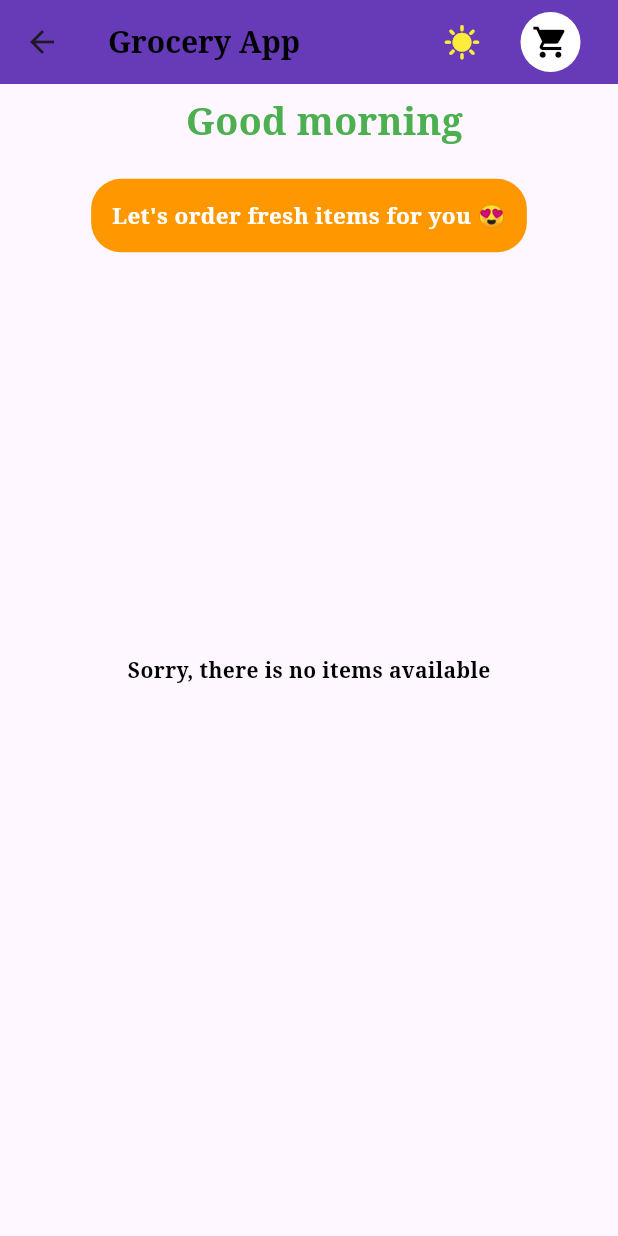
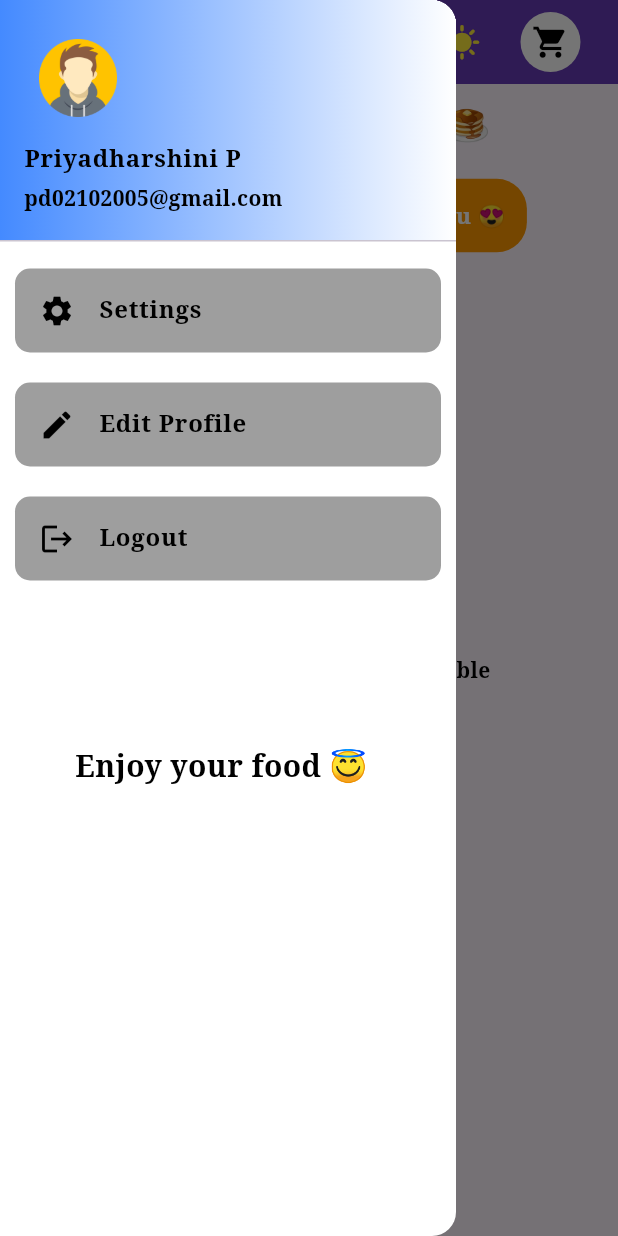
Before and after one commit to krishnarajkumar0610/grocery_app, a Flutter app: the HomePage screen opened directly with empty values, with the side drawer open (before the commit the screen has no drawer), on a phone screen of 412 x 824 dp. Run offline on Flutter 3.47's test engine with Material 3 defaults, Android fonts, the phone set to English and light mode, and no system bars; our stand-ins replace equatable, flutter_bloc, google_fonts, shared_preferences; accounts and stored records are empty.

Commit message:
Grocery app as Dynamic

```diff
--- a/grocery_app/lib/components/grocery_items.dart
+++ b/grocery_app/lib/components/grocery_items.dart
@@ -2,6 +2,7 @@ import 'package:flutter/material.dart';
 import 'package:flutter_bloc/flutter_bloc.dart';
 import 'package:google_fonts/google_fonts.dart';
 import 'package:grocery_app/bloc/grocery_bloc.dart';
+import 'package:grocery_app/screens/home_page.dart';
 
 import '../bloc/grocery_event.dart';
 
--- a/grocery_app/lib/screens/admin_pages/add_item.dart
+++ b/grocery_app/lib/screens/admin_pages/add_item.dart
@@ -1,6 +1,7 @@
 import 'package:flutter/material.dart';
 import 'package:flutter_bloc/flutter_bloc.dart';
 import 'package:grocery_app/bloc/grocery_bloc.dart';
+import 'package:grocery_app/screens/home_page.dart';
 
 import '../../bloc/grocery_event.dart';
 import '../../bloc/grocery_state.dart';
@@ -64,9 +65,10 @@ class _AddNewItemState extends State<AddNewItem> {
                         itemName: controllers[0].text,
                         itemPrice: controllers[1].text,
                       ));
-                  controllers[0].clear();
-                  controllers[1].clear();
-                  Navigator.pop(context);
+
+                  Navigator.pop(
+                    context,
+                  );
                 },
                 child: const Text(
                   "Submit",
--- /dev/null
+++ b/grocery_app/lib/screens/drawer/drawer_page.dart
@@ -0,0 +1,105 @@
+import 'package:flutter/material.dart';
+import 'package:google_fonts/google_fonts.dart';
+
+import '../newUser_page.dart';
+
+class MyDrawer extends StatefulWidget {
+  const MyDrawer({super.key});
+
+  @override
+  State<MyDrawer> createState() => _MyDrawerState();
+}
+
+class _MyDrawerState extends State<MyDrawer> {
+  Widget getOptions(
+      {required Icon icon,
+      required String text,
+      required bool navigateToLogout}) {
+    return Padding(
+      padding: const EdgeInsets.all(10.0),
+      child: Container(
+          decoration: BoxDecoration(
+              color: Colors.grey[500], borderRadius: BorderRadius.circular(10)),
+          child: ListTile(
+            leading: icon,
+            title: Text(
+              text,
+              style: GoogleFonts.notoSerif(
+                  fontWeight: FontWeight.bold, color: Colors.black),
+            ),
+            onTap: () {
+              // Add navigation functionality here
+
+              if (navigateToLogout) {
+                Navigator.pushReplacement(
+                    context,
+                    MaterialPageRoute(
+                      builder: (context) =>
+                          const NewUser(), // <= click this for New user (logout)
+                    ));
+              }
+            },
+          )),
+    );
+  }
+
+  @override
+  Widget build(BuildContext context) {
+    return ListView(
+      padding: EdgeInsets.zero,
+      children: <Widget>[
+        UserAccountsDrawerHeader(
+            decoration: const BoxDecoration(
+              gradient:
+                  LinearGradient(colors: [Colors.blueAccent, Colors.white]),
+            ),
+            currentAccountPicture: Padding(
+              padding: const EdgeInsets.all(10.0),
+              child: Image.asset("assets/user_profile.png"),
+            ),
+            accountName: Text(
+              "Priyadharshini P",
+              style: GoogleFonts.notoSerif(
+                  fontWeight: FontWeight.bold, color: Colors.black),
+            ),
+            accountEmail: Text(
+              "pd02102005@gmail.com",
+              style: GoogleFonts.notoSerif(
+                  fontWeight: FontWeight.bold, color: Colors.black),
+            )),
+        getOptions(
+            icon: const Icon(
+              Icons.settings,
+              color: Colors.black,
+            ),
+            text: 'Settings',
+            navigateToLogout: false),
+        getOptions(
+            icon: const Icon(
+              Icons.edit,
+              color: Colors.black,
+            ),
+            text: "Edit Profile",
+            navigateToLogout: false),
+        getOptions(
+            icon: const Icon(
+              Icons.logout,
+              color: Colors.black,
+            ),
+            text: "Logout",
+            navigateToLogout: true),
+
+        Padding(
+            padding: const EdgeInsets.only(top: 100, left: 50),
+            child: Text(
+              "Enjoy your food 😇",
+              style: GoogleFonts.notoSerif(
+                  color: Colors.black,
+                  fontSize: 20,
+                  fontWeight: FontWeight.bold),
+            ))
+        // Add more ListTile widgets for additional items
+      ],
+    );
+  }
+}
--- a/grocery_app/lib/screens/home_page.dart
+++ b/grocery_app/lib/screens/home_page.dart
@@ -5,7 +5,7 @@ import 'package:grocery_app/bloc/grocery_bloc.dart';
 import 'package:grocery_app/bloc/grocery_event.dart';
 import 'package:grocery_app/bloc/grocery_state.dart';
 import 'package:grocery_app/screens/admin_pages/add_item.dart';
-
+import 'package:grocery_app/screens/drawer/drawer_page.dart';
 import '../components/grocery_items.dart';
 
 class HomePage extends StatefulWidget {
@@ -27,17 +27,10 @@ class _HomePageState extends State<HomePage> {
   void initState() {
     // TODO: implement initState
     super.initState();
-    print("Ada poda punda");
+
     context.read<GroceryBloc>().add(GreetingEvent());
     context.read<GroceryBloc>().add(GetInitialShopItem());
   }
-
-  // @override
-  // void didChangeDependencies() {
-  //   super.didChangeDependencies();
-  //   context.read<GroceryBloc>().add(GreetingEvent());
-  //   context.read<GroceryBloc>().add(GetInitialShopItem());
-  // }
 
   @override
   Widget build(BuildContext context) {
@@ -137,25 +130,23 @@ class _HomePageState extends State<HomePage> {
               ),
             ],
           ),
-          // drawer: const Drawer(
-          //     backgroundColor: Colors.white,
-          //     child: MyDrawer() // <= click this for Drawer
-          //     ),
+          drawer: const Drawer(
+              backgroundColor: Colors.white,
+              child: MyDrawer() // <= click this for Drawer
+              ),
           body: BlocConsumer<GroceryBloc, GroceryState>(
               listener: (context, state) {
-            // if (state is GreetingState) {
-            //   setState(() {
-            //     greeting = state.greeting;
-            //   });
-            // } else if (state is InitialShopState) {
-            //   setState(() {
-            //     shopItem = state.shopItems;
-            //     print(shopItem);
-            //   });
-            // }
+            if (state is InitialShopState) {
+              setState(() {
+                print("HA AH");
+                shopItem = state.shopItems;
+              });
+            } else if (state is GreetingState) {
+              setState(() {
+                greeting = state.greeting;
+              });
+            }
           }, builder: (context, state) {
-            if (state is InitialShopState) {
-              shopItem = state.shopItems;
             return SingleChildScrollView(
               child: Column(
                 children: [
@@ -222,8 +213,6 @@ class _HomePageState extends State<HomePage> {
                 ],
               ),
             );
-            }
-            return SizedBox();
           }),
           floatingActionButton: SingleChildScrollView(
               child: widget.isAdmin
--- a/grocery_app/lib/screens/logins/sign_in.dart
+++ b/grocery_app/lib/screens/logins/sign_in.dart
@@ -135,7 +135,7 @@ class _SignInState extends State<SignIn> {
                       color: Colors.lightGreen)),
               listener: (context, state) {
                 if (state is ValidationSuccess) {
-                  Navigator.push(
+                  Navigator.pushReplacement(
                       context,
                       MaterialPageRoute(
                         builder: (context) => HomePage(
```
Also changed, not shown: grocery_app/lib/screens/intro_page.dart (+15 -8 lines). Lines whose indentation alone changed are shown as unchanged.
